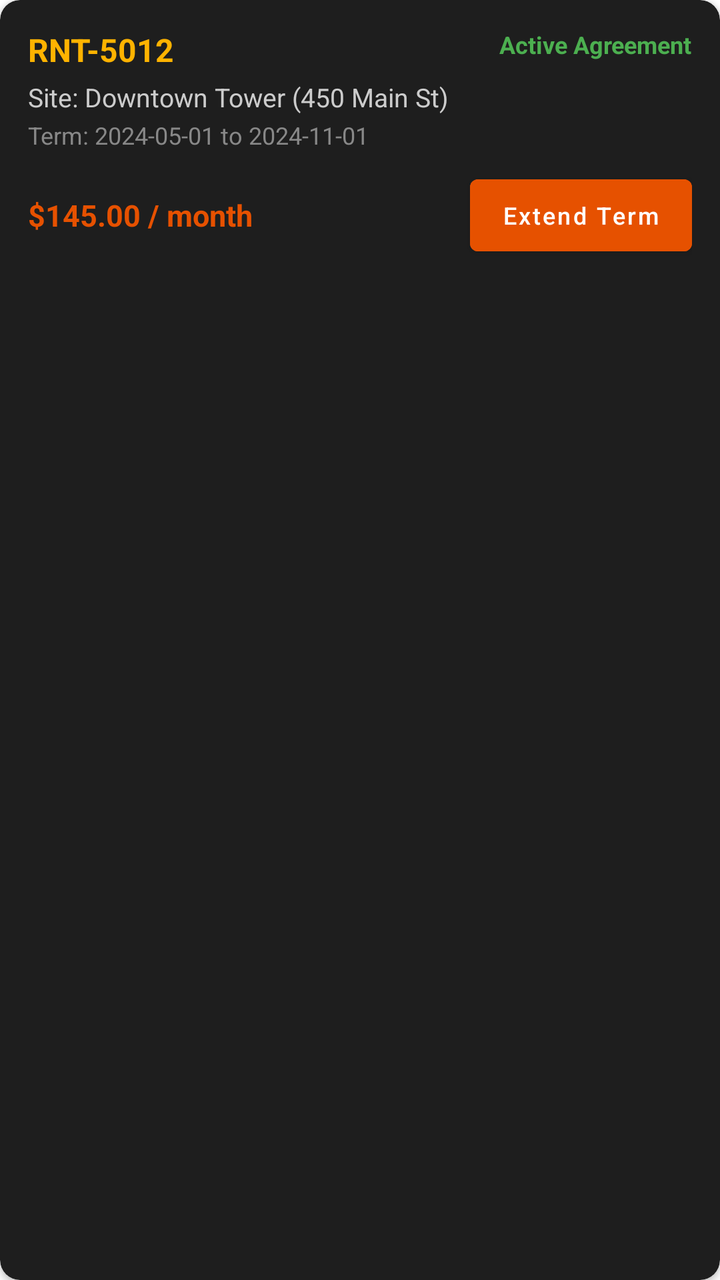
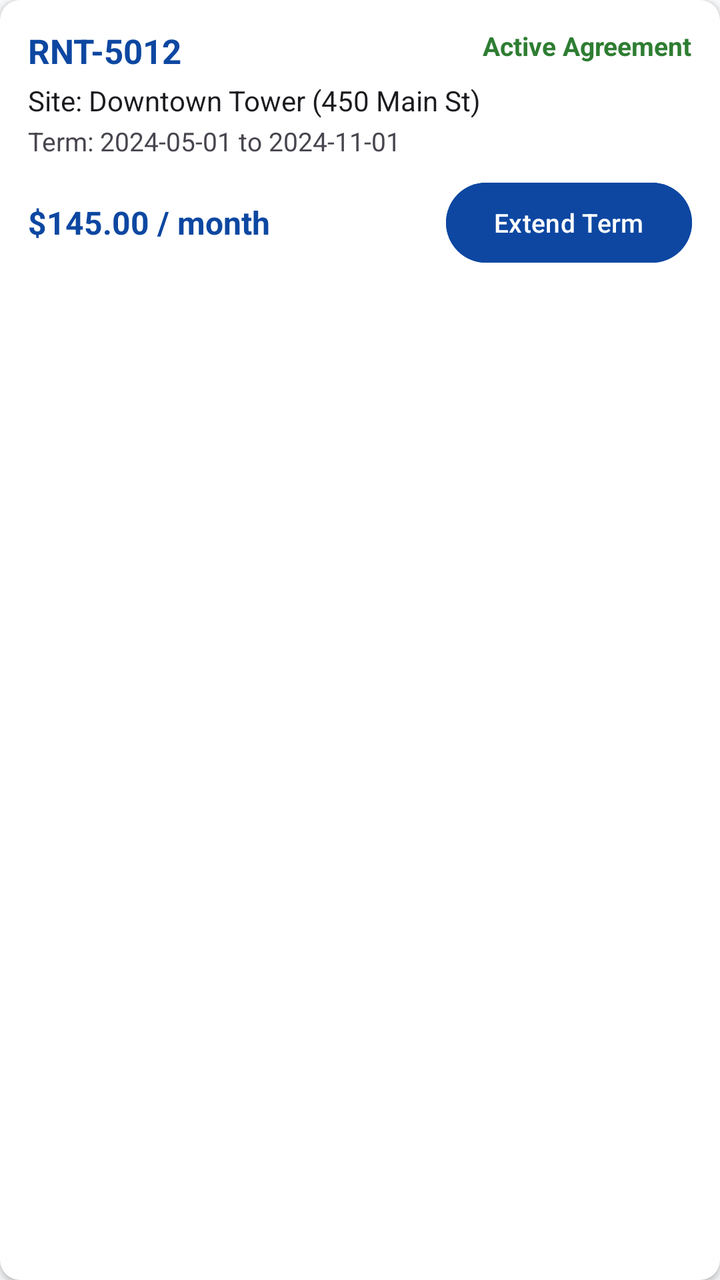

The first picture is an Android layout as it rendered before a commit; the second is the same layout after the commit. The layout source and the unified diff follow.
<!-- AndroidManifest.xml: application theme Theme.SecureAFenceClient -->
<!-- res/layout/item_customer_rental.xml -->
<?xml version="1.0" encoding="utf-8"?>
<androidx.cardview.widget.CardView xmlns:android="http://schemas.android.com/apk/res/android"
    xmlns:app="http://schemas.android.com/apk/res-auto"
    android:layout_width="match_parent"
    android:layout_height="wrap_content"
    app:cardBackgroundColor="#1E1E1E"
    app:cardCornerRadius="10dp"
    android:layout_marginBottom="12dp">

    <LinearLayout
        android:layout_width="match_parent"
        android:layout_height="wrap_content"
        android:orientation="vertical"
        android:padding="14dp">

        <RelativeLayout
            android:layout_width="match_parent"
            android:layout_height="wrap_content">

            <TextView
                android:id="@+id/tvRentalId"
                android:layout_width="wrap_content"
                android:layout_height="wrap_content"
                android:text="RNT-5012"
                android:textColor="#FFB300"
                android:textSize="16sp"
                android:textStyle="bold" />

            <TextView
                android:id="@+id/tvRentalStatus"
                android:layout_width="wrap_content"
                android:layout_height="wrap_content"
                android:text="Active Agreement"
                android:textColor="#4CAF50"
                android:textSize="12sp"
                android:textStyle="bold"
                android:layout_alignParentEnd="true" />
        </RelativeLayout>

        <TextView
            android:id="@+id/tvRentalAddress"
            android:layout_width="wrap_content"
            android:layout_height="wrap_content"
            android:text="Site: Downtown Tower (450 Main St)"
            android:textColor="#CCCCCC"
            android:textSize="13sp"
            android:layout_marginTop="4dp" />

        <TextView
            android:id="@+id/tvRentalDates"
            android:layout_width="wrap_content"
            android:layout_height="wrap_content"
            android:text="Term: 2024-05-01 to 2024-11-01"
            android:textColor="#888888"
            android:textSize="12sp"
            android:layout_marginTop="2dp" />

        <RelativeLayout
            android:layout_width="match_parent"
            android:layout_height="wrap_content"
            android:layout_marginTop="8dp">

            <TextView
                android:id="@+id/tvMonthlyRate"
                android:layout_width="wrap_content"
                android:layout_height="wrap_content"
                android:text="$145.00 / month"
                android:textColor="#FFE65100"
                android:textSize="15sp"
                android:textStyle="bold"
                android:layout_centerVertical="true" />

            <Button
                android:id="@+id/btnExtendRental"
                android:layout_width="wrap_content"
                android:layout_height="wrap_content"
                android:text="Extend Term"
                android:textAllCaps="false"
                android:textSize="12sp"
                android:backgroundTint="#FFE65100"
                android:textColor="#FFFFFF"
                android:layout_alignParentEnd="true" />
        </RelativeLayout>

    </LinearLayout>
</androidx.cardview.widget.CardView>
<!-- resources referenced by this layout -->
<resources>
  <style name="Theme.SecureAFenceClient" parent="Theme.MaterialComponents.DayNight.DarkActionBar">
          <item name="colorPrimary">@color/primary_orange</item>
          <item name="colorSecondary">@color/accent_gold</item>
      </style>
  <color name="primary_orange">#FFE65100</color>
  <color name="accent_gold">#FFFFB300</color>
</resources>

<!-- the commit's change to res/layout/item_customer_rental.xml (unified diff, before → after) -->
@@ -3,7 +3,7 @@
     xmlns:app="http://schemas.android.com/apk/res-auto"
     android:layout_width="match_parent"
     android:layout_height="wrap_content"
-    app:cardBackgroundColor="#1E1E1E"
+    app:cardBackgroundColor="@color/white"
     app:cardCornerRadius="10dp"
     android:layout_marginBottom="12dp">
 
@@ -22,8 +22,8 @@
                 android:layout_width="wrap_content"
                 android:layout_height="wrap_content"
                 android:text="RNT-5012"
-                android:textColor="#FFB300"
-                android:textSize="16sp"
+                android:textColor="@color/primary_blue"
+                android:textSize="17sp"
                 android:textStyle="bold" />
 
             <TextView
@@ -31,8 +31,8 @@
                 android:layout_width="wrap_content"
                 android:layout_height="wrap_content"
                 android:text="Active Agreement"
-                android:textColor="#4CAF50"
-                android:textSize="12sp"
+                android:textColor="@color/status_green"
+                android:textSize="13sp"
                 android:textStyle="bold"
                 android:layout_alignParentEnd="true" />
         </RelativeLayout>
@@ -42,8 +42,8 @@
             android:layout_width="wrap_content"
             android:layout_height="wrap_content"
             android:text="Site: Downtown Tower (450 Main St)"
-            android:textColor="#CCCCCC"
-            android:textSize="13sp"
+            android:textColor="@color/text_primary"
+            android:textSize="14sp"
             android:layout_marginTop="4dp" />
 
         <TextView
@@ -51,8 +51,8 @@
             android:layout_width="wrap_content"
             android:layout_height="wrap_content"
             android:text="Term: 2024-05-01 to 2024-11-01"
-            android:textColor="#888888"
-            android:textSize="12sp"
+            android:textColor="@color/text_secondary"
+            android:textSize="13sp"
             android:layout_marginTop="2dp" />
 
         <RelativeLayout
@@ -65,8 +65,8 @@
                 android:layout_width="wrap_content"
                 android:layout_height="wrap_content"
                 android:text="$145.00 / month"
-                android:textColor="#FFE65100"
-                android:textSize="15sp"
+                android:textColor="@color/primary_blue"
+                android:textSize="16sp"
                 android:textStyle="bold"
                 android:layout_centerVertical="true" />
 
@@ -76,9 +76,9 @@
                 android:layout_height="wrap_content"
                 android:text="Extend Term"
                 android:textAllCaps="false"
-                android:textSize="12sp"
-                android:backgroundTint="#FFE65100"
-                android:textColor="#FFFFFF"
+                android:textSize="13sp"
+                android:backgroundTint="@color/primary_blue"
+                android:textColor="@color/white"
                 android:layout_alignParentEnd="true" />
         </RelativeLayout>
 
<!-- resource entries referenced after the edit -->
@@ -1,10 +1,21 @@
 <!-- resources referenced by this layout -->
 <resources>
-  <style name="Theme.SecureAFenceClient" parent="Theme.MaterialComponents.DayNight.DarkActionBar">
-          <item name="colorPrimary">@color/primary_orange</item>
-          <item name="colorSecondary">@color/accent_gold</item>
+  <color name="primary_blue">#0D47A1</color>
+  <color name="status_green">#2E7D32</color>
+  <color name="text_primary">#1C1B1F</color>
+  <color name="text_secondary">#49454F</color>
+  <color name="white">#FFFFFF</color>
+  <style name="Theme.SecureAFenceClient" parent="Theme.Material3.DayNight.NoActionBar">
+          <item name="colorPrimary">@color/primary_blue</item>
+          <item name="colorSecondary">@color/accent_orange</item>
+          <item name="colorOnPrimary">@color/white</item>
+          <item name="colorOnSecondary">@color/white</item>
+          <item name="android:windowBackground">@color/bg_light</item>
+          <item name="android:textColorPrimary">@color/text_primary</item>
+          <item name="android:textColorSecondary">@color/text_secondary</item>
+          <item name="android:statusBarColor">@color/primary_blue</item>
       </style>
-  <color name="primary_orange">#FFE65100</color>
-  <color name="accent_gold">#FFFFB300</color>
+  <color name="accent_orange">#FF6D00</color>
+  <color name="bg_light">#F8F9FA</color>
 </resources>
 
